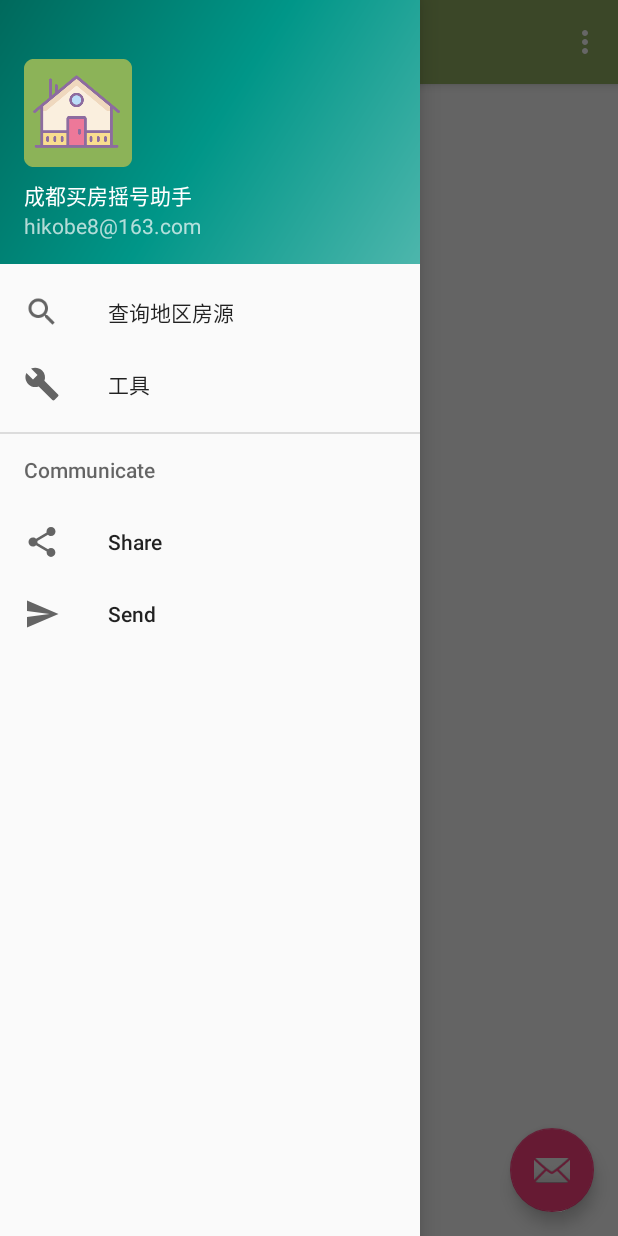
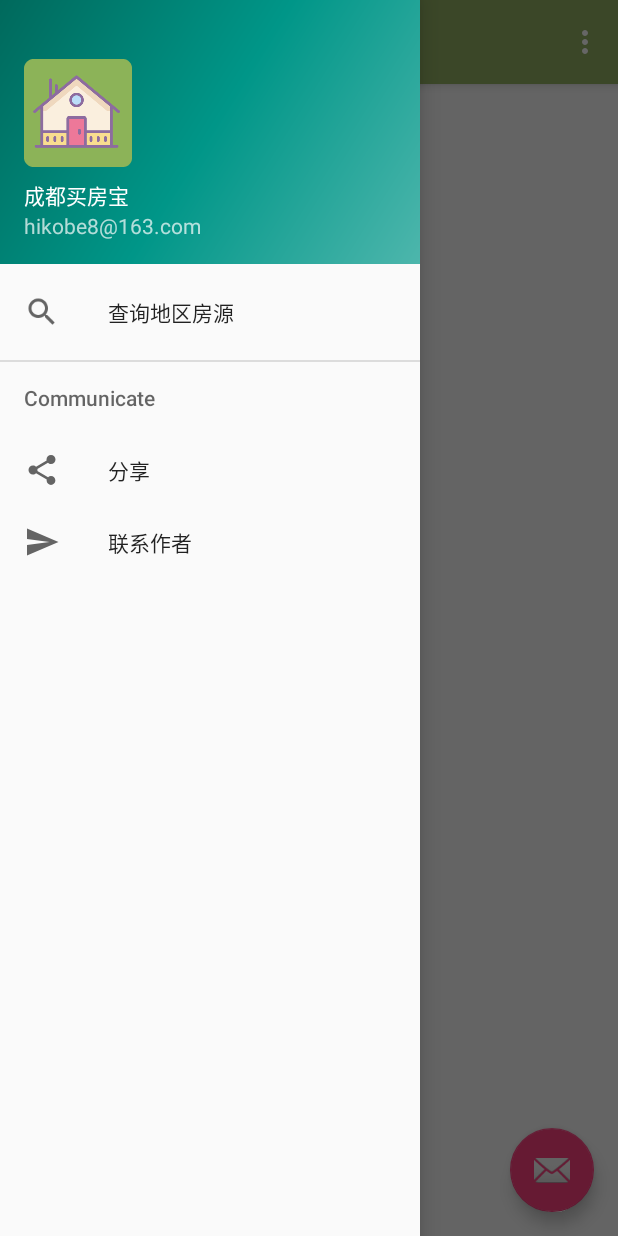
Before and after one commit to hikobe8/ChengduBuyHouse, an Android app: the screen it shows after launch (MainActivity), with the side drawer open, on a phone screen of 412 x 824 dp. Run offline under Robolectric (Android 15) with nearby library versions, the phone set to English and light mode, and no system bars; our stand-ins replace RxJava; libraries missing offline, so code that uses them is left out: com.squareup.leakcanary, com.tencent.bugly; 6 statements that could not run were skipped.

Commit message:
add share & send

```diff
--- a/app/src/main/res/menu/activity_main_drawer.xml
+++ b/app/src/main/res/menu/activity_main_drawer.xml
@@ -9,6 +9,7 @@
         android:title="查询地区房源"/>
 
     <item
+        android:visible="false"
         android:id="@+id/nav_manage"
         android:icon="@drawable/ic_menu_manage"
         android:title="工具"/>
@@ -18,11 +19,11 @@
             <item
                 android:id="@+id/nav_share"
                 android:icon="@drawable/ic_menu_share"
-                android:title="Share"/>
+                android:title="分享"/>
             <item
                 android:id="@+id/nav_send"
                 android:icon="@drawable/ic_menu_send"
-                android:title="Send"/>
+                android:title="联系作者"/>
         </menu>
     </item>
 
--- a/app/src/main/res/values/strings.xml
+++ b/app/src/main/res/values/strings.xml
@@ -1,5 +1,5 @@
 <resources>
-    <string name="app_name">成都买房摇号助手</string>
+    <string name="app_name">成都买房宝</string>
     <string name="navigation_drawer_open">Open navigation drawer</string>
     <string name="navigation_drawer_close">Close navigation drawer</string>
     <string name="nav_header_title">@string/app_name</string>
```
Also changed, not shown: app/build.gradle (+6 -2 lines), app/src/main/java/com/ray/chengdubuyhouse/activity/MainActivity.java (+16 -1 lines), 2 other files.
